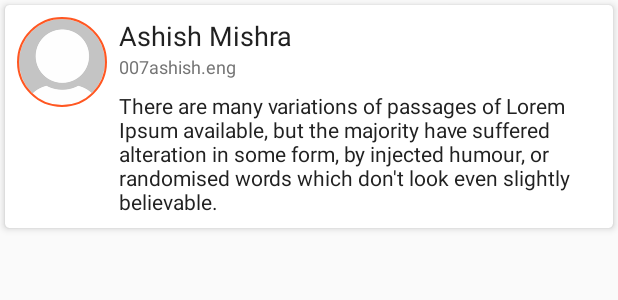
After one commit to Ashishm598/MVP, an Android app: the layout list_item_layout.xml on its own in the app's theme, with its tools: preview values and no code run, on a phone screen of 412 x 824 dp. The commit adds this screen. Shown: the top 300 px of the screen. Run offline under Robolectric (Android 15) with nearby library versions, the phone set to English and light mode, and no system bars.

Commit message:
Implemented
- design (list_item_layout)

```diff
--- a/app/build.gradle
+++ b/app/build.gradle
@@ -45,14 +45,14 @@ dependencies {
     // OkHttp3
     implementation 'com.squareup.okhttp3:okhttp:3.10.0'
     implementation 'com.squareup.okhttp3:okhttp-urlconnection:3.8.1'
-    implementation 'com.squareup.okhttp3:logging-interceptor:3.8.1'
+    implementation 'com.squareup.okhttp3:logging-interceptor:3.9.1'
 
     // RxJava2
     implementation 'io.reactivex.rxjava2:rxandroid:2.0.2'
-    implementation 'io.reactivex.rxjava2:rxjava:2.1.9'
+    implementation 'io.reactivex.rxjava2:rxjava:2.1.12'
 
     // Dagger 2
-    implementation 'com.google.dagger:dagger:2.11'
+    implementation 'com.google.dagger:dagger:2.14.1'
     annotationProcessor 'com.google.dagger:dagger-compiler:2.11'
 
     // Glide
@@ -62,6 +62,9 @@ dependencies {
     // Timber
     implementation 'com.jakewharton.timber:timber:4.7.1'
 
+    // CircleImageView
+    implementation 'de.hdodenhof:circleimageview:2.2.0'
+
 
 
 }
--- /dev/null
+++ b/app/src/main/res/layout/list_item_layout.xml
@@ -0,0 +1,75 @@
+<?xml version="1.0" encoding="utf-8"?>
+<android.support.v7.widget.CardView xmlns:android="http://schemas.android.com/apk/res/android"
+    xmlns:app="http://schemas.android.com/apk/res-auto"
+    xmlns:tools="http://schemas.android.com/tools"
+    android:layout_width="match_parent"
+    android:layout_height="wrap_content"
+    android:layout_margin="3dp"
+    app:cardCornerRadius="3dp"
+    app:cardElevation="3dp">
+
+
+    <android.support.constraint.ConstraintLayout
+        android:layout_width="match_parent"
+        android:layout_height="wrap_content">
+
+
+        <de.hdodenhof.circleimageview.CircleImageView
+            android:id="@+id/civ_userProfilePic"
+            android:layout_width="60dp"
+            android:layout_height="60dp"
+            android:layout_marginStart="8dp"
+            android:layout_marginTop="8dp"
+            android:layout_marginBottom="8dp"
+            android:src="@drawable/default_profile_image"
+            app:civ_border_color="@color/accent"
+            app:civ_border_width="1dp"
+            app:layout_constraintBottom_toBottomOf="parent"
+            app:layout_constraintStart_toStartOf="parent"
+            app:layout_constraintTop_toTopOf="parent"
+            app:layout_constraintVertical_bias="0.0" />
+
+        <TextView
+            android:id="@+id/tv_name"
+            android:layout_width="wrap_content"
+            android:layout_height="wrap_content"
+            android:layout_marginStart="8dp"
+            android:text="Ashish Mishra"
+            android:textAppearance="@style/TextAppearance.AppCompat.Medium"
+            android:textColor="@color/primary_text"
+            app:layout_constraintStart_toEndOf="@+id/civ_userProfilePic"
+            app:layout_constraintTop_toTopOf="@+id/civ_userProfilePic" />
+
+        <TextView
+            android:id="@+id/tv_twitterHandle"
+            android:layout_width="wrap_content"
+            android:layout_height="wrap_content"
+            android:text="007ashish.eng"
+            android:textColor="@color/secondary_text"
+            android:textSize="12sp"
+            app:layout_constraintBottom_toBottomOf="parent"
+            app:layout_constraintEnd_toEndOf="@+id/tv_name"
+            app:layout_constraintHorizontal_bias="0.0"
+            app:layout_constraintStart_toStartOf="@+id/tv_name"
+            app:layout_constraintTop_toBottomOf="@+id/tv_name"
+            app:layout_constraintVertical_bias="0.0" />
+
+        <TextView
+            android:id="@+id/tv_tweet"
+            android:layout_width="0dp"
+            android:layout_height="wrap_content"
+            android:layout_marginTop="8dp"
+            android:layout_marginEnd="8dp"
+            android:layout_marginBottom="8dp"
+            android:text="@string/sample_text"
+            android:textColor="@color/primary_text"
+            app:layout_constraintBottom_toBottomOf="parent"
+            app:layout_constraintEnd_toEndOf="parent"
+            app:layout_constraintHorizontal_bias="1.0"
+            app:layout_constraintStart_toStartOf="@+id/tv_twitterHandle"
+            app:layout_constraintTop_toBottomOf="@+id/tv_twitterHandle"
+            app:layout_constraintVertical_bias="1.0" />
+    </android.support.constraint.ConstraintLayout>
+
+
+</android.support.v7.widget.CardView>
--- a/app/src/main/res/values/strings.xml
+++ b/app/src/main/res/values/strings.xml
@@ -1,4 +1,5 @@
 <resources>
     <string name="app_name">Twitter Search</string>
     <string name="search_tweets">Search Tweets</string>
+    <string name="sample_text">There are many variations of passages of Lorem Ipsum available, but the majority have suffered alteration in some form, by injected humour, or randomised words which don\'t look even slightly believable.</string>
 </resources>
```
Also changed, not shown: app/src/main/res/drawable/default_profile_image.png (added).
